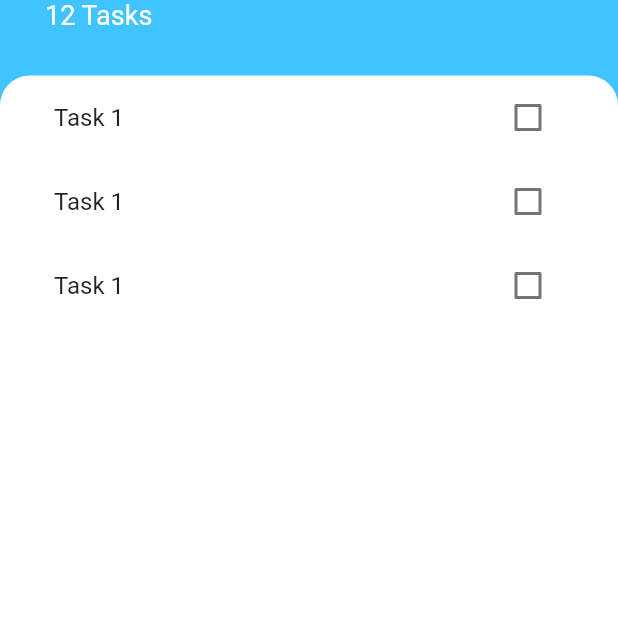
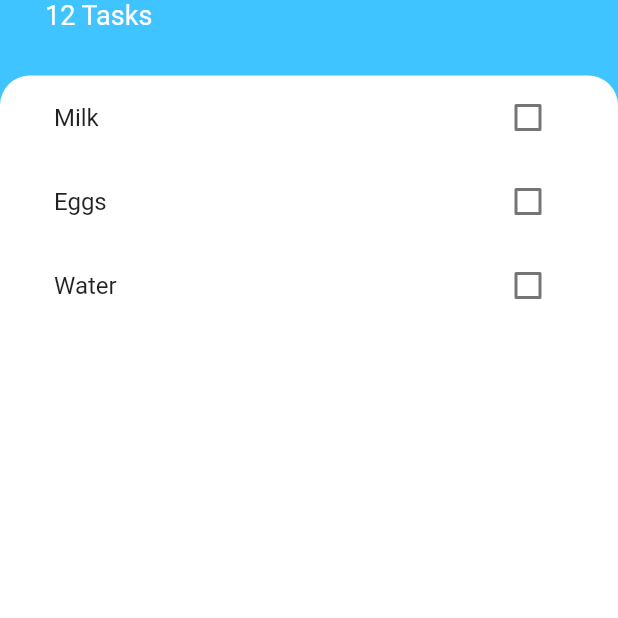
Before and after one commit to arnabb38/todoey, a Flutter app: the screen it shows after launch, on a phone screen of 412 x 824 dp, the part 253-871 px from its top. Run offline on Flutter 3.47's test engine with Material 2 defaults, Android fonts, the phone set to English and light mode, and no system bars.

Commit message:
added dynamic functionality for displaying task list

```diff
--- /dev/null
+++ b/lib/models/task.dart
@@ -0,0 +1,12 @@
+import 'package:flutter/services.dart';
+
+class Task {
+  final String name;
+  bool isDone;
+
+  Task({this.name, this.isDone = false});
+
+  void toggleDone() {
+    isDone = !isDone;
+  }
+}
--- a/lib/widgets/task_tile.dart
+++ b/lib/widgets/task_tile.dart
@@ -1,45 +1,26 @@
 import 'package:flutter/material.dart';
 
-class TaskTile extends StatefulWidget {
-  @override
-  _TaskTileState createState() => _TaskTileState();
-}
+class TaskTile extends StatelessWidget {
+  final bool isChecked;
+  final String taskTitle;
+  final Function checkboxCallback;
 
-class _TaskTileState extends State<TaskTile> {
-  bool isChecked = false;
+  TaskTile({this.isChecked, this.taskTitle, this.checkboxCallback});
 
   @override
   Widget build(BuildContext context) {
     return ListTile(
       title: Text(
-        "Task 1",
+        taskTitle,
         style: TextStyle(
           decoration: isChecked ? TextDecoration.lineThrough : null,
         ),
       ),
-      trailing: TaskCheckBox(
-        checkBoxState: isChecked,
-        toggleCheckBoxState: (bool checkBoxCheck) {
-          setState(() {
-            isChecked = checkBoxCheck;
-          });
-        },
+      trailing: Checkbox(
+        activeColor: Colors.lightBlueAccent,
+        value: isChecked,
+        onChanged: checkboxCallback,
       ),
     );
   }
 }
-
-class TaskCheckBox extends StatelessWidget {
-  final bool checkBoxState;
-  final Function toggleCheckBoxState;
-
-  const TaskCheckBox({this.checkBoxState, this.toggleCheckBoxState});
-
-  @override
-  Widget build(BuildContext context) {
-    return Checkbox(
-        activeColor: Colors.lightBlueAccent,
-        value: checkBoxState,
-        onChanged: toggleCheckBoxState);
-  }
-}
--- a/lib/widgets/tasks_list.dart
+++ b/lib/widgets/tasks_list.dart
@@ -1,15 +1,34 @@
 import 'package:flutter/material.dart';
+import 'package:todoey/models/task.dart';
 import 'package:todoey/widgets/task_tile.dart';
 
-class TasksList extends StatelessWidget {
+class TasksList extends StatefulWidget {
+  @override
+  _TasksListState createState() => _TasksListState();
+}
+
+class _TasksListState extends State<TasksList> {
+  List<Task> tasks = [
+    Task(name: "Milk"),
+    Task(name: "Eggs"),
+    Task(name: "Water"),
+  ];
+
   @override
   Widget build(BuildContext context) {
-    return ListView(
-      children: [
-        TaskTile(),
-        TaskTile(),
-        TaskTile(),
-      ],
+    return ListView.builder(
+      itemBuilder: (context, index) {
+        return TaskTile(
+          taskTitle: tasks[index].name,
+          isChecked: tasks[index].isDone,
+          checkboxCallback: (checkBoxState) {
+            setState(() {
+              tasks[index].toggleDone();
+            });
+          },
+        );
+      },
+      itemCount: tasks.length,
     );
   }
 }
```
